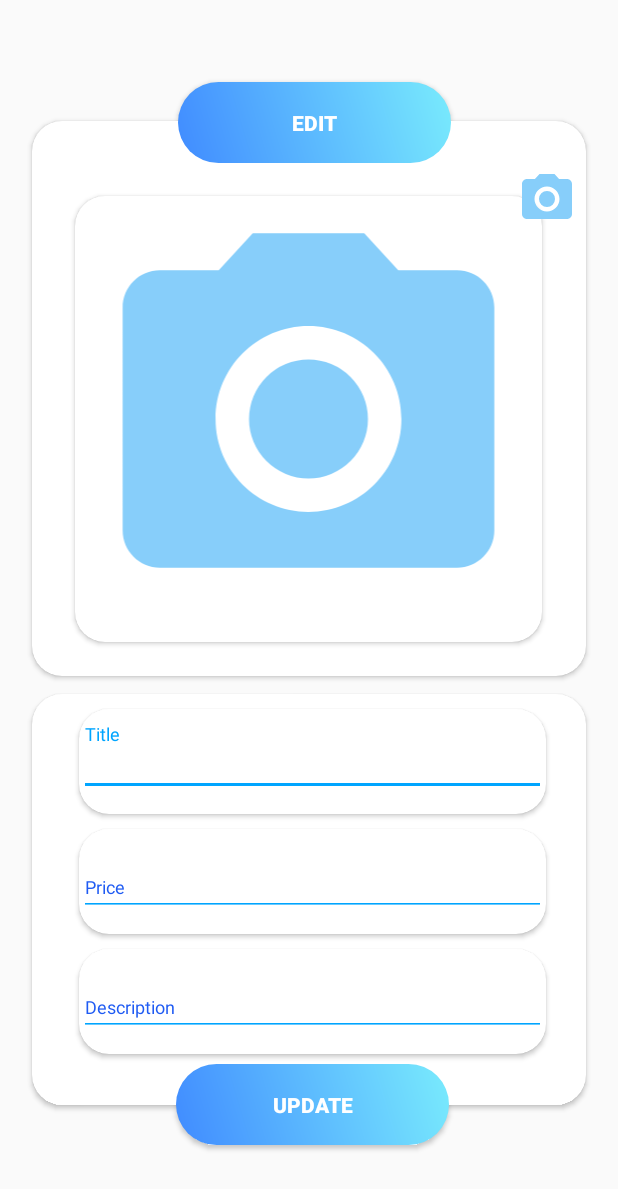
After one commit to Karan9991/TiffinBox, an Android app: the Recipe screen opened directly, with no data from a screen before it, on a phone screen of 412 x 824 dp. The commit adds this screen. Shown: the top 1189 px of the screen. Run offline under Robolectric (Android 15) with nearby library versions, the phone set to English and light mode, and no system bars.

Commit message:
View Recipe

```diff
--- a/TiffinBox/app/build.gradle
+++ b/TiffinBox/app/build.gradle
@@ -56,5 +56,8 @@ dependencies {
     implementation 'com.google.firebase:firebase-auth:19.2.0'
     implementation 'com.google.firebase:firebase-database:19.2.1'
     implementation 'com.google.firebase:firebase-storage:19.1.1'
+    implementation 'com.github.bumptech.glide:glide:4.11.0'
+    // implementation 'com.google.firebase:firebase-storage:10.0.1'
+
 }
 apply plugin: 'com.google.gms.google-services'
--- a/TiffinBox/app/src/main/java/com/example/tiffinbox/Authentication/SignIn.java
+++ b/TiffinBox/app/src/main/java/com/example/tiffinbox/Authentication/SignIn.java
@@ -12,10 +12,12 @@ import android.widget.Button;
 import android.widget.EditText;
 import android.widget.Toast;
 
+import com.example.tiffinbox.Authentication.Model.User;
 import com.example.tiffinbox.Customer;
 import com.example.tiffinbox.MainActivity;
 import com.example.tiffinbox.R;
 import com.example.tiffinbox.Seller.AddView;
+import com.example.tiffinbox.ToastListener;
 import com.google.android.gms.tasks.OnCompleteListener;
 import com.google.android.gms.tasks.Task;
 import com.google.firebase.auth.AuthResult;
--- /dev/null
+++ b/TiffinBox/app/src/main/java/com/example/tiffinbox/Seller/Recipe.java
@@ -0,0 +1,16 @@
+package com.example.tiffinbox.Seller;
+
+import androidx.appcompat.app.AppCompatActivity;
+
+import android.os.Bundle;
+
+import com.example.tiffinbox.R;
+
+public class Recipe extends AppCompatActivity {
+
+    @Override
+    protected void onCreate(Bundle savedInstanceState) {
+        super.onCreate(savedInstanceState);
+        setContentView(R.layout.activity_recipe);
+    }
+}
--- /dev/null
+++ b/TiffinBox/app/src/main/res/layout/activity_recipe.xml
@@ -0,0 +1,236 @@
+<?xml version="1.0" encoding="utf-8"?>
+<androidx.constraintlayout.widget.ConstraintLayout xmlns:android="http://schemas.android.com/apk/res/android"
+    xmlns:app="http://schemas.android.com/apk/res-auto"
+    xmlns:tools="http://schemas.android.com/tools"
+    android:layout_width="match_parent"
+    android:layout_height="match_parent"
+    tools:context=".Seller.Recipe"
+
+
+    >
+
+    <ScrollView
+        style="@style/parent"
+        android:layout_width="377dp"
+        android:layout_height="wrap_content"
+        app:layout_constraintEnd_toEndOf="parent"
+        app:layout_constraintStart_toStartOf="parent"
+        app:layout_constraintTop_toTopOf="parent"
+        app:layout_constraintBottom_toBottomOf="parent">
+
+        <RelativeLayout
+            android:layout_width="match_parent"
+            android:layout_height="730dp"
+            app:layout_constraintEnd_toEndOf="parent"
+            app:layout_constraintHorizontal_bias="0.578"
+            app:layout_constraintStart_toStartOf="parent"
+            app:layout_constraintTop_toTopOf="parent"
+            app:layout_constraintBottom_toBottomOf="parent"
+            >
+
+
+            <androidx.cardview.widget.CardView
+                android:id="@+id/cvRecipie"
+                android:layout_width="358dp"
+                android:layout_height="370dp"
+                android:layout_alignParentStart="true"
+                android:layout_alignParentTop="true"
+                android:layout_alignParentEnd="true"
+
+                android:layout_alignParentRight="true"
+                android:layout_marginStart="4dp"
+                android:layout_marginTop="33dp"
+                android:layout_marginEnd="4dp"
+                android:layout_marginRight="4dp"
+                app:cardCornerRadius="@dimen/loginCardRadius"
+                app:cardPreventCornerOverlap="false"
+                app:cardUseCompatPadding="false">
+
+                <androidx.cardview.widget.CardView
+                    android:id="@+id/cvImage"
+                    android:layout_width="311dp"
+                    android:layout_height="297dp"
+                    android:layout_alignParentStart="true"
+                    android:layout_alignParentTop="true"
+                    android:layout_alignParentEnd="true"
+                    android:layout_alignParentRight="true"
+android:layout_gravity="center_horizontal"
+                    android:layout_marginTop="50dp"
+
+                    app:cardCornerRadius="@dimen/loginCardRadius"
+                    app:cardPreventCornerOverlap="false"
+                    app:cardUseCompatPadding="false">
+
+                    <ImageView
+                        android:id="@+id/imgRecipe"
+                        android:layout_width="match_parent"
+                        android:layout_height="match_parent"
+                        android:layout_alignParentStart="true"
+                        android:layout_alignParentTop="true"
+                        android:layout_alignParentEnd="true"
+                        android:elevation="7dp"
+                        android:src="@drawable/ic_photo_camera_black_24dp" />
+
+                </androidx.cardview.widget.CardView>
+
+            </androidx.cardview.widget.CardView>
+
+            <Button
+                android:id="@+id/btnEdit"
+                style="@style/loginButton"
+                android:layout_alignParentStart="true"
+                android:layout_alignParentTop="true"
+                android:layout_alignParentEnd="true"
+                android:layout_gravity="center_horizontal"
+                android:layout_marginStart="101dp"
+                android:layout_marginTop="7dp"
+                android:layout_marginEnd="94dp"
+                android:elevation="7dp"
+                android:text="Edit" />
+
+            <ImageView
+                android:id="@+id/imgView"
+                android:layout_width="40dp"
+                android:layout_height="40dp"
+                android:layout_alignParentStart="true"
+                android:layout_alignParentTop="true"
+                android:layout_marginStart="327dp"
+                android:layout_marginTop="65dp"
+                android:elevation="7dp"
+                android:src="@drawable/ic_photo_camera_black_24dp"
+                />
+
+            <androidx.cardview.widget.CardView
+                android:id="@+id/cvPriceDesc"
+                android:layout_width="358dp"
+                android:layout_height="274dp"
+                android:layout_alignParentStart="true"
+                android:layout_alignParentTop="true"
+                android:layout_alignParentEnd="true"
+                android:layout_alignParentRight="true"
+                android:layout_marginStart="4dp"
+                android:layout_marginTop="415dp"
+                android:layout_marginEnd="4dp"
+                android:layout_marginRight="4dp"
+                android:layout_marginBottom="10dp"
+                android:elevation="2dp"
+                app:cardCornerRadius="@dimen/loginCardRadius"
+                app:cardElevation="2dp"
+                app:cardPreventCornerOverlap="false"
+                app:cardUseCompatPadding="false">
+                <androidx.cardview.widget.CardView
+                    android:id="@+id/cvTitle"
+                    android:layout_width="311dp"
+                    android:layout_height="70dp"
+                    android:layout_alignParentStart="true"
+                    android:layout_alignParentTop="true"
+                    android:layout_alignParentEnd="true"
+                    android:layout_alignParentRight="true"
+                    android:layout_marginEnd="35dp"
+                    android:layout_marginRight="35dp"
+                    android:layout_marginStart="31dp"
+                    android:layout_marginTop="10dp"
+                    android:elevation="2dp"
+                    app:cardCornerRadius="@dimen/loginCardRadius"
+                    app:cardElevation="2dp"
+                    app:cardPreventCornerOverlap="false"
+                    app:cardUseCompatPadding="false">
+                    <com.google.android.material.textfield.TextInputLayout
+                        style="@style/parent"
+                        android:layout_marginTop="@dimen/signup_text_margin_top">
+                        <EditText
+                            android:id="@+id/etTitle"
+                            style="@style/modifiedEditText"
+                            android:digits="abcdefghijklmnopqrstuvwxyzABCDEFGHIJKLMNOPQRSTUVWXYZ "
+                            android:hint="Title"
+                            android:inputType="textCapWords"
+                            android:maxLength="30"
+                            android:maxLines="1" />
+                    </com.google.android.material.textfield.TextInputLayout>
+                </androidx.cardview.widget.CardView>
+
+                <androidx.cardview.widget.CardView
+                    android:id="@+id/cvPrice"
+                    android:layout_width="311dp"
+                    android:layout_height="70dp"
+                    android:layout_alignParentStart="true"
+                    android:layout_alignParentTop="true"
+                    android:layout_alignParentEnd="true"
+                    android:layout_alignParentRight="true"
+                    android:layout_marginEnd="35dp"
+                    android:layout_marginRight="35dp"
+                    android:layout_marginStart="31dp"
+                    android:layout_marginTop="90dp"
+                    android:elevation="2dp"
+                    app:cardCornerRadius="@dimen/loginCardRadius"
+                    app:cardElevation="2dp"
+                    app:cardPreventCornerOverlap="false"
+                    app:cardUseCompatPadding="false">
+                    <com.google.android.material.textfield.TextInputLayout
+                        style="@style/parent"
+                        android:layout_marginTop="@dimen/signup_text_margin_top">
+                        <EditText
+                            android:id="@+id/etPrice"
+                            style="@style/modifiedEditText"
+                            android:digits="abcdefghijklmnopqrstuvwxyzABCDEFGHIJKLMNOPQRSTUVWXYZ "
+                            android:hint="Price"
+                            android:inputType="textCapWords"
+                            android:maxLength="30"
+                            android:maxLines="1" />
+                    </com.google.android.material.textfield.TextInputLayout>
+                </androidx.cardview.widget.CardView>
+
+                <androidx.cardview.widget.CardView
+                    android:id="@+id/cvDesc"
+                    android:layout_width="311dp"
+                    android:layout_height="70dp"
+                    android:layout_alignParentStart="true"
+                    android:layout_alignParentTop="true"
+                    android:layout_alignParentEnd="true"
+                    android:layout_alignParentRight="true"
+                    android:layout_marginTop="170dp"
+                    android:layout_marginEnd="35dp"
+                    android:layout_marginStart="31dp"
+                    android:layout_marginRight="35dp"
+                    android:layout_marginBottom="10dp"
+                    android:elevation="2dp"
+                    app:cardCornerRadius="@dimen/loginCardRadius"
+                    app:cardElevation="2dp"
+                    app:cardPreventCornerOverlap="false"
+                    app:cardUseCompatPadding="false">
+
+                    <com.google.android.material.textfield.TextInputLayout
+                        style="@style/parent"
+                        android:layout_marginTop="@dimen/signup_text_margin_top">
+
+                        <EditText
+                            android:id="@+id/etDesc"
+                            style="@style/modifiedEditText"
+                            android:digits="abcdefghijklmnopqrstuvwxyzABCDEFGHIJKLMNOPQRSTUVWXYZ "
+                            android:hint="Description"
+                            android:inputType="textCapWords"
+                            android:maxLength="30"
+                            android:maxLines="1" />
+                    </com.google.android.material.textfield.TextInputLayout>
+
+                </androidx.cardview.widget.CardView>
+            </androidx.cardview.widget.CardView>
+
+            <Button
+                android:id="@+id/btnUpdate"
+                style="@style/loginButton"
+
+                android:layout_alignParentStart="true"
+                android:layout_alignParentTop="true"
+                android:layout_alignParentEnd="true"
+                android:layout_marginStart="100dp"
+                android:layout_marginTop="662dp"
+                android:layout_marginEnd="95dp"
+                android:elevation="7dp"
+                android:text="Update" />
+
+        </RelativeLayout>
+    </ScrollView>
+
+
+</androidx.constraintlayout.widget.ConstraintLayout>
--- a/TiffinBox/app/src/main/res/values/strings.xml
+++ b/TiffinBox/app/src/main/res/values/strings.xml
@@ -18,7 +18,7 @@
     <!-- TODO: Remove or change this placeholder text -->
     <string name="hello_blank_fragment">Hello blank fragment</string>
 
-<!--garbage-->
+    <!--garbage-->
 
     <string name="mercury">Mercury</string>
     <string name="venus">Venus</string>
```
Also changed, not shown: TiffinBox/app/src/main/AndroidManifest.xml (+4 -8 lines), TiffinBox/app/src/main/java/com/example/tiffinbox/Seller/AddSeller.java (+15 -28 lines), TiffinBox/app/src/main/java/com/example/tiffinbox/Seller/CardsAdapter.java (+8 -4 lines), TiffinBox/app/src/main/java/com/example/tiffinbox/Seller/Model/AddImage.java (deleted, +0 -41 lines), TiffinBox/app/src/main/java/com/example/tiffinbox/Seller/Model/AddRecipe.java (added, +40 -0 lines), TiffinBox/app/src/main/java/com/example/tiffinbox/Seller/Model/CardModel.java (+30 -0 lines), TiffinBox/app/src/main/java/com/example/tiffinbox/Seller/Model/ViewRecipe.java (added, +40 -0 lines), TiffinBox/app/src/main/java/com/example/tiffinbox/Seller/ViewSeller.java (+76 -12 lines), TiffinBox/app/src/main/res/drawable/cardedge.xml (added, +7 -0 lines), TiffinBox/app/src/main/res/layout/fragment_view_seller.xml (+8 -7 lines), TiffinBox/app/src/main/res/layout/fragmentaddview_list.xml (+4 -42 lines).
